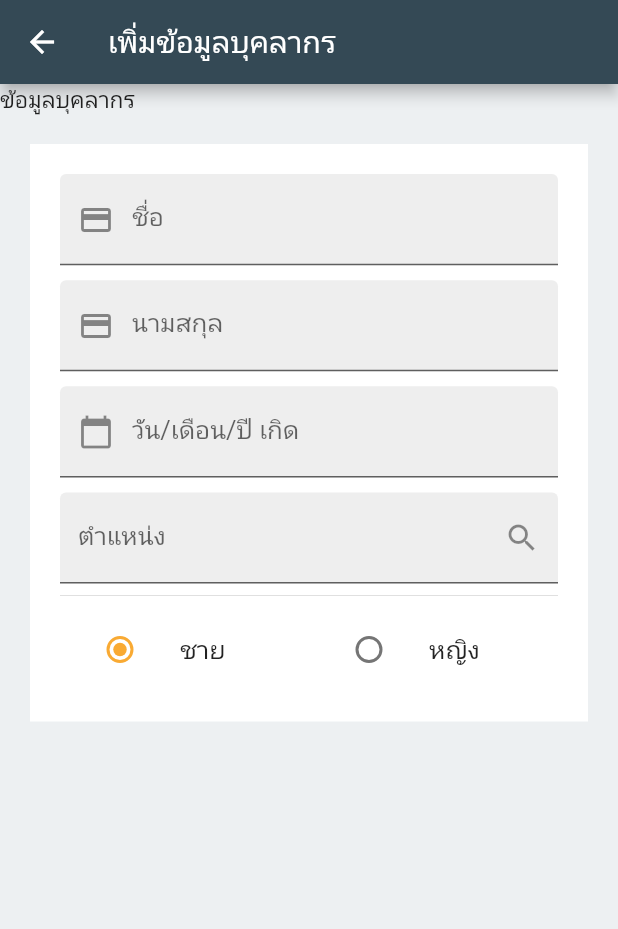
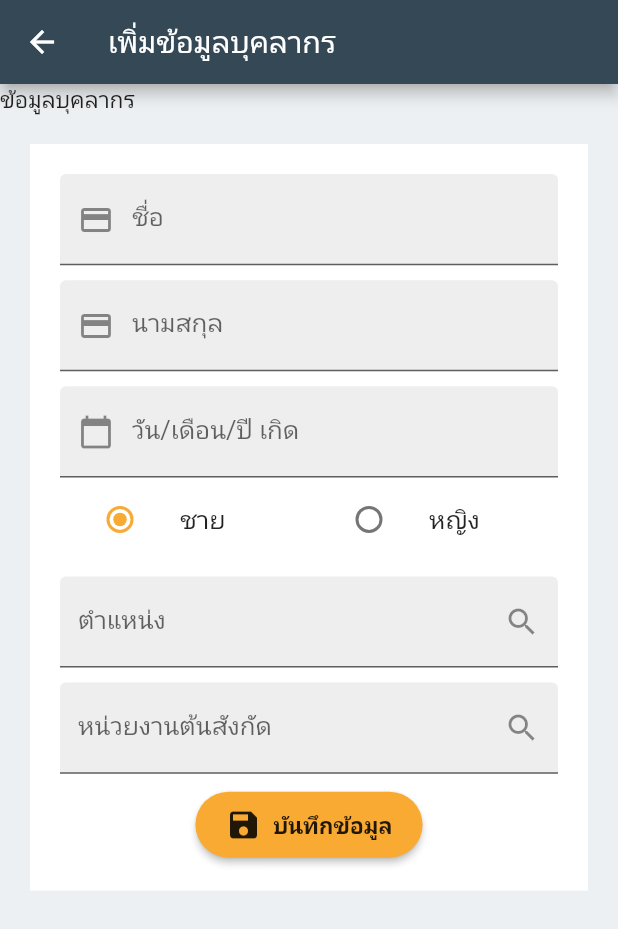
Before and after one commit to siteslave/sp-app, a Flutter app: the AdminNewPerson screen opened directly, on a phone screen of 412 x 824 dp. Shown: the top 929 px of the screen. Run offline on Flutter 3.47's test engine with Material 2 defaults, Android fonts, the phone set to English and light mode, and no system bars; missing offline and left inert: wc_form_validators.

Commit message:
add save button

```diff
--- a/lib/pages/admin/admin_new_person.dart
+++ b/lib/pages/admin/admin_new_person.dart
@@ -151,23 +151,6 @@ class _AdminNewPersonState extends State<AdminNewPerson> {
                       // border: InputBorder.none,
                     ),
                   ),
-                  SizedBox(height: 10),
-                  TextFormField(
-                    readOnly: true,
-                    controller: ctrlPosition,
-                    decoration: InputDecoration(
-                      suffixIcon: GestureDetector(
-                          child: Icon(Icons.search),
-                          onTap: () {
-                            showPositionModal();
-                          }),
-                      labelText: 'ตำแหน่ง',
-                      fillColor: Colors.grey[200],
-                      filled: true,
-                      // border: InputBorder.none,
-                    ),
-                  ),
-                  Divider(),
                   Row(
                     children: [
                       Expanded(
@@ -198,6 +181,54 @@ class _AdminNewPersonState extends State<AdminNewPerson> {
                       )
                     ],
                   ),
+                  SizedBox(height: 10),
+                  TextFormField(
+                    onTap: () {
+                      showPositionModal();
+                    },
+                    readOnly: true,
+                    controller: ctrlPosition,
+                    decoration: InputDecoration(
+                      suffixIcon: GestureDetector(
+                          child: Icon(Icons.search),
+                          onTap: () {
+                            showPositionModal();
+                          }),
+                      labelText: 'ตำแหน่ง',
+                      fillColor: Colors.grey[200],
+                      filled: true,
+                      // border: InputBorder.none,
+                    ),
+                  ),
+                  SizedBox(height: 10),
+                  TextFormField(
+                    onTap: () {
+                      showPositionModal();
+                    },
+                    readOnly: true,
+                    controller: ctrlPosition,
+                    decoration: InputDecoration(
+                      suffixIcon: GestureDetector(
+                          child: Icon(Icons.search),
+                          onTap: () {
+                            showPositionModal();
+                          }),
+                      labelText: 'หน่วยงานต้นสังกัด',
+                      fillColor: Colors.grey[200],
+                      filled: true,
+                      // border: InputBorder.none,
+                    ),
+                  ),
+                  SizedBox(height: 10),
+                  RaisedButton.icon(
+                    padding: EdgeInsets.only(top: 10, bottom: 10, left : 20, right: 20),
+                    shape: RoundedRectangleBorder(borderRadius: BorderRadius.circular(40)),
+                    color: Color(0xFFF9AA33),
+                      icon: Icon(Icons.save),
+                      label: Text('บันทึกข้อมูล'),
+                      onPressed: () {
+
+                      })
                 ],
               )),
             )
```
